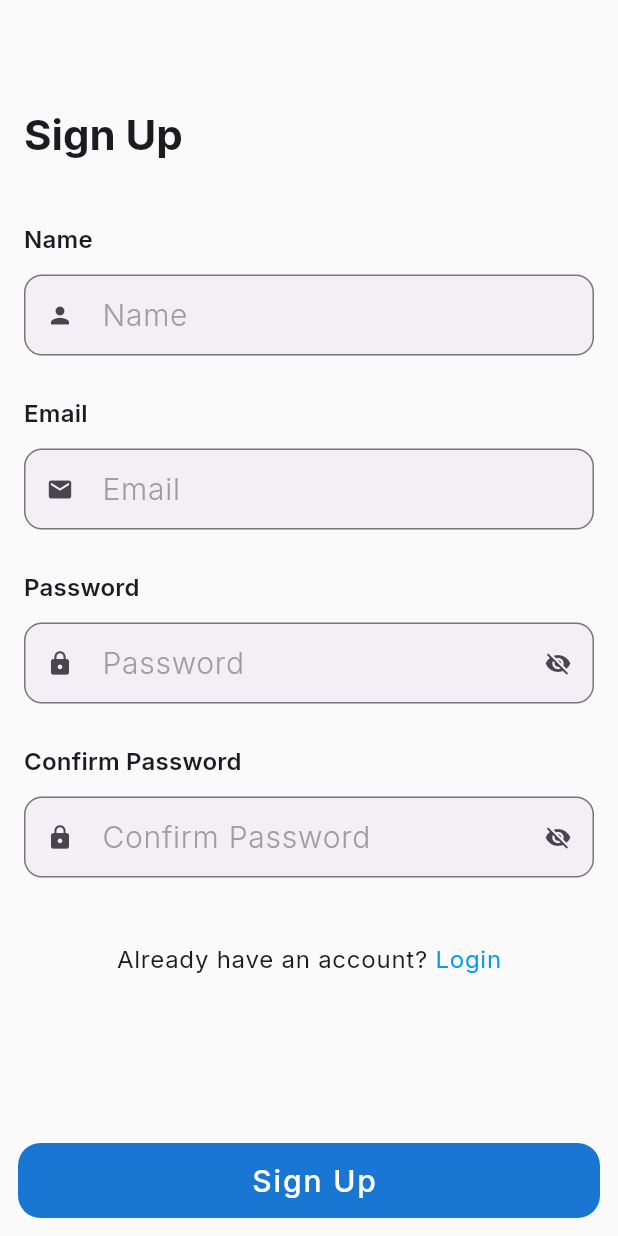
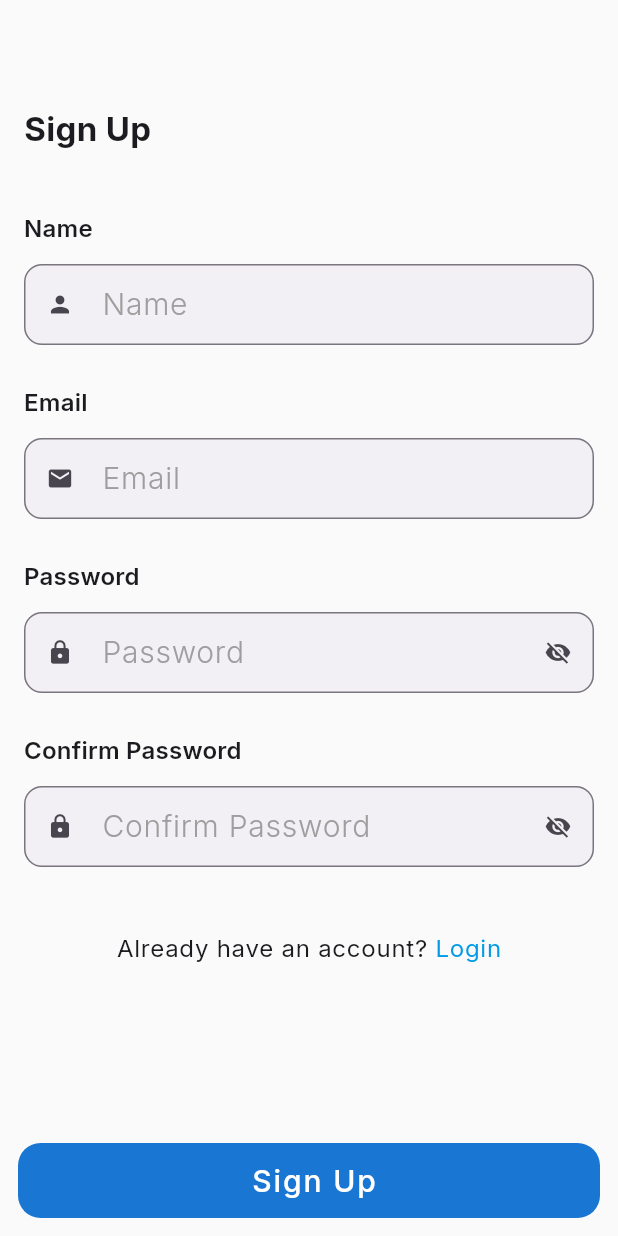
Before and after one commit to Abdelrahman-Wael-1029/lip_reading, a Flutter app: the screen it shows after launch, after a tap on "Sign Up", on a phone screen of 412 x 824 dp. Run offline on Flutter 3.47's test engine with Material 3 defaults, Android fonts, the phone set to English and light mode, and no system bars; our stand-ins replace animated_text_kit, awesome_dialog, bloc, cloud_firestore, connectivity_plus, firebase_auth and 8 more; missing offline and left inert: video_compress; accounts and stored records are empty.

Commit message:
Update text styles and button themes in AppTheme
Adjusted font sizes, weights, and letter spacing for display and headline text styles to improve typography. Replaced TextButtonTheme with OutlinedButtonTheme, updated button padding, border radius, and added outline color. Also modified input field content padding for consistency.

```diff
--- a/lib/utils/app_theme.dart
+++ b/lib/utils/app_theme.dart
@@ -27,21 +27,23 @@ class AppTheme {
 
     return GoogleFonts.interTextTheme(baseTextTheme).copyWith(
       displayLarge: GoogleFonts.inter(
-        fontSize: 57,
-        fontWeight: FontWeight.w400,
-        letterSpacing: -0.25,
+        fontSize: 32,
+        fontWeight: FontWeight.w300,
+        letterSpacing: -1.5,
       ),
       displayMedium: GoogleFonts.inter(
-        fontSize: 45,
-        fontWeight: FontWeight.w400,
+        fontSize: 28,
+        fontWeight: FontWeight.w300,
+        letterSpacing: -0.5,
       ),
       displaySmall: GoogleFonts.inter(
-        fontSize: 36,
+        fontSize: 24,
         fontWeight: FontWeight.w400,
       ),
       headlineLarge: GoogleFonts.inter(
-        fontSize: 28,
+        fontSize: 22,
         fontWeight: FontWeight.w500,
+        letterSpacing: 0.25,
       ),
       headlineMedium: GoogleFonts.inter(
         fontSize: 20,
@@ -193,13 +195,14 @@ class AppTheme {
         ),
       ),
 
-      textButtonTheme: TextButtonThemeData(
-        style: TextButton.styleFrom(
+      outlinedButtonTheme: OutlinedButtonThemeData(
+        style: OutlinedButton.styleFrom(
           foregroundColor: colorScheme.primary,
+          side: BorderSide(color: colorScheme.outline),
           minimumSize: const Size(64, 48),
-          padding: const EdgeInsets.symmetric(horizontal: 16, vertical: 8),
+          padding: const EdgeInsets.symmetric(horizontal: 24, vertical: 12),
           shape: RoundedRectangleBorder(
-            borderRadius: BorderRadius.circular(8),
+            borderRadius: BorderRadius.circular(12),
           ),
         ),
       ),
@@ -229,7 +232,7 @@ class AppTheme {
           borderSide: BorderSide(color: colorScheme.error, width: 2),
         ),
         contentPadding:
-            const EdgeInsets.symmetric(horizontal: 16, vertical: 16),
+            const EdgeInsets.symmetric(horizontal: 16, vertical: 12),
       ),
 
       // Switch theme
@@ -353,13 +356,14 @@ class AppTheme {
         ),
       ),
 
-      textButtonTheme: TextButtonThemeData(
-        style: TextButton.styleFrom(
+      outlinedButtonTheme: OutlinedButtonThemeData(
+        style: OutlinedButton.styleFrom(
           foregroundColor: colorScheme.primary,
+          side: BorderSide(color: colorScheme.outline),
           minimumSize: const Size(64, 48),
-          padding: const EdgeInsets.symmetric(horizontal: 16, vertical: 8),
+          padding: const EdgeInsets.symmetric(horizontal: 24, vertical: 12),
           shape: RoundedRectangleBorder(
-            borderRadius: BorderRadius.circular(8),
+            borderRadius: BorderRadius.circular(12),
           ),
         ),
       ),
@@ -389,7 +393,7 @@ class AppTheme {
           borderSide: BorderSide(color: colorScheme.error, width: 2),
         ),
         contentPadding:
-            const EdgeInsets.symmetric(horizontal: 16, vertical: 16),
+            const EdgeInsets.symmetric(horizontal: 16, vertical: 12),
       ),
 
       // Switch theme
```
